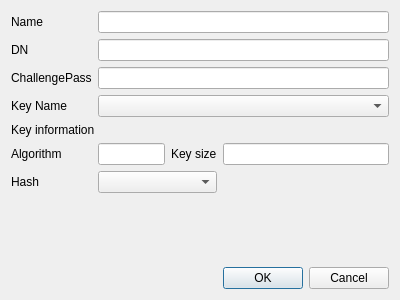
First picture: the form in CAMan/make_req_dlg.ui, repository jykim74/CertMan, before the edit.
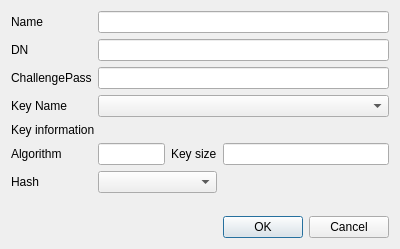
Second picture: the form after the edit.

Patch:
```diff
--- a/CAMan/make_req_dlg.ui
+++ b/CAMan/make_req_dlg.ui
@@ -7,7 +7,7 @@
     <x>0</x>
     <y>0</y>
     <width>400</width>
-    <height>300</height>
+    <height>249</height>
    </rect>
   </property>
   <property name="windowTitle">
```
